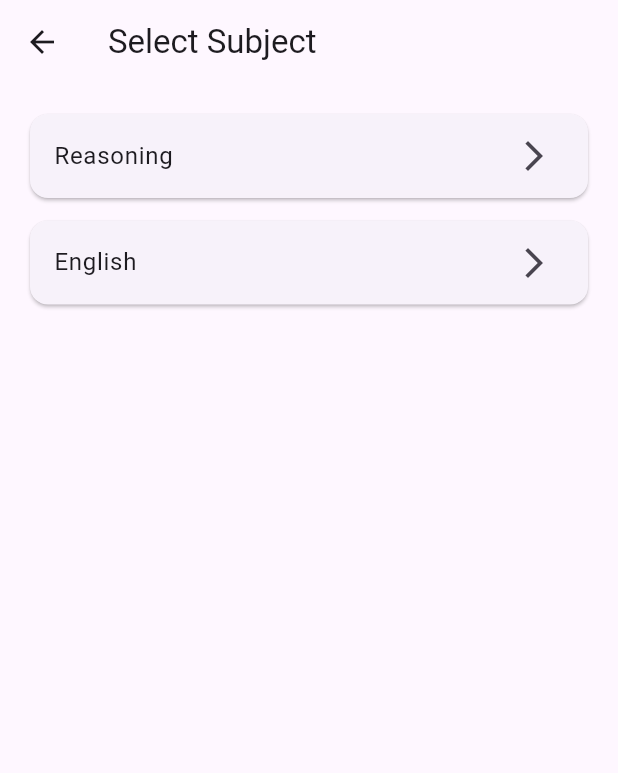
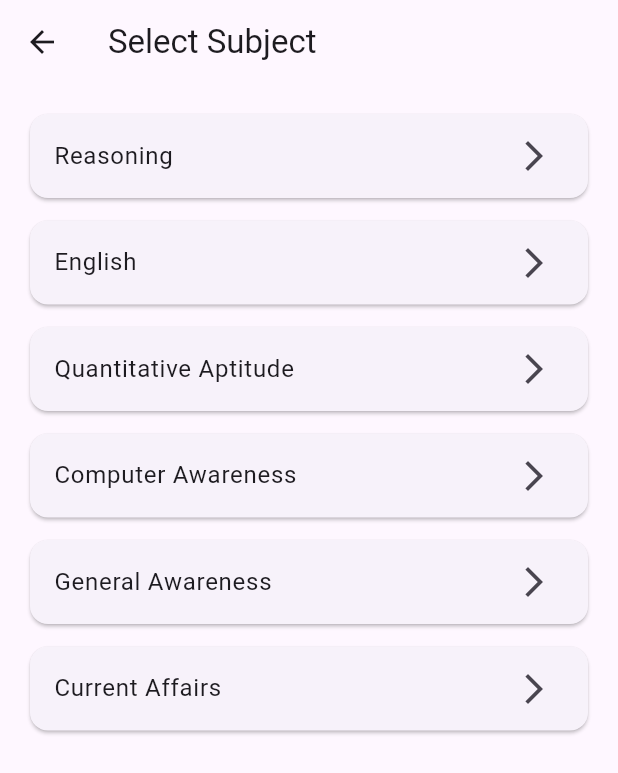
Before and after one commit to Chethu99/ibps_exam_app, a Flutter app: the SubjectScreen screen opened directly, on a phone screen of 412 x 824 dp. Shown: the top 773 px of the screen. Run offline on Flutter 3.47's test engine with Material 3 defaults, Android fonts, the light colour scheme and no system bars.

Commit message:
updated subjects

```diff
--- a/lib/screens/subject_screen.dart
+++ b/lib/screens/subject_screen.dart
@@ -18,7 +18,32 @@ class SubjectScreen extends StatelessWidget {
         children: [
 
           subjectTile(context, "Reasoning", "reasoning"),
+
           subjectTile(context, "English", "english"),
+
+          subjectTile(
+            context,
+            "Quantitative Aptitude",
+            "quantitative_aptitude",
+          ),
+
+          subjectTile(
+            context,
+            "Computer Awareness",
+            "computer_awareness",
+          ),
+
+          subjectTile(
+            context,
+            "General Awareness",
+            "general_awareness",
+          ),
+
+          subjectTile(
+            context,
+            "Current Affairs",
+            "current_affairs",
+          ),
 
         ],
       ),
@@ -35,12 +60,14 @@ class SubjectScreen extends StatelessWidget {
         trailing: const Icon(Icons.arrow_forward_ios),
 
         onTap: () {
+
           Navigator.push(
             context,
             MaterialPageRoute(
               builder: (_) => QuizScreen(subject: subject),
             ),
           );
+
         },
       ),
     );
--- a/lib/services/quiz_service.dart
+++ b/lib/services/quiz_service.dart
@@ -6,9 +6,9 @@ class QuizService {
 
   Future<List<Question>> fetchQuestions(String subject) async {
 
-    final url = Uri.parse(
-      "https://raw.githubusercontent.com/Chethu99/ibps_exam_app/refs/heads/main/question_bank/questions/reasoning.json"
-    );
+   final url = Uri.parse(
+  "https://raw.githubusercontent.com/Chethu99/ibps_exam_app/main/question_bank/questions/$subject.json"
+);
 
     final response = await http.get(url);
 
```
